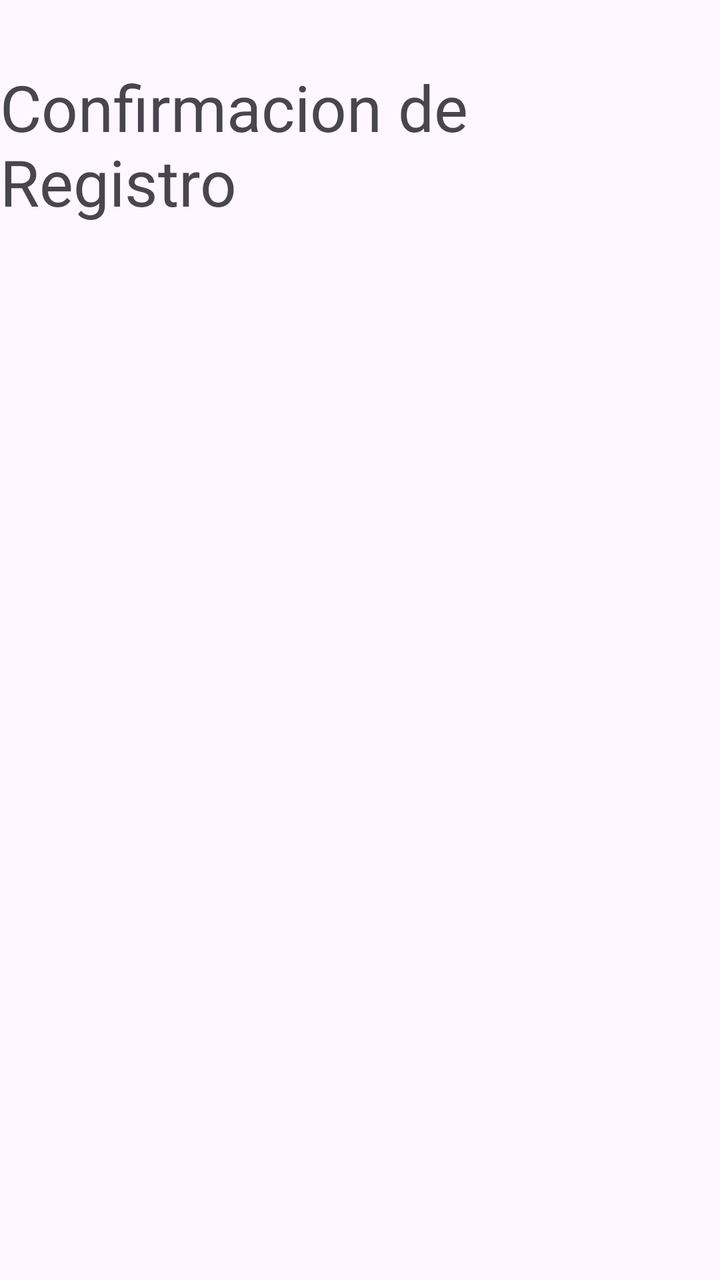
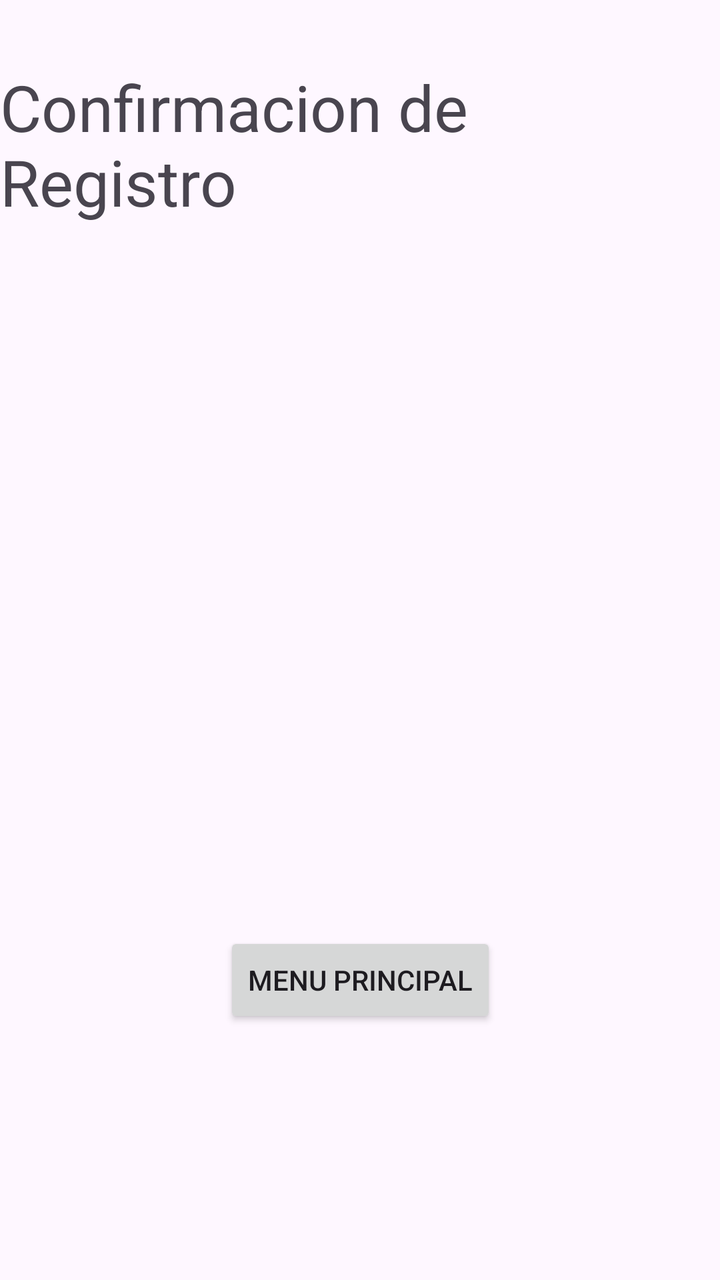

Compare the two renders of this Android layout. The source of the first and the diff that turns it into the second are given below.
<!-- AndroidManifest.xml: application theme Theme.MascotaRuta -->
<!-- res/layout/activity_confirmacion.xml -->
<?xml version="1.0" encoding="utf-8"?>
<androidx.constraintlayout.widget.ConstraintLayout xmlns:android="http://schemas.android.com/apk/res/android"
    xmlns:app="http://schemas.android.com/apk/res-auto"
    xmlns:tools="http://schemas.android.com/tools"
    android:id="@+id/main"
    android:layout_width="match_parent"
    android:layout_height="match_parent"
    tools:context=".ConfirmacionActivity">

    <TextView
        android:id="@+id/txtConfirmacion"
        android:layout_width="wrap_content"
        android:layout_height="wrap_content"
        android:layout_marginTop="32dp"
        android:text="Confirmacion de Registro"
        android:textSize="32sp"
        app:layout_constraintEnd_toEndOf="parent"
        app:layout_constraintStart_toStartOf="parent"
        app:layout_constraintTop_toTopOf="parent" />
</androidx.constraintlayout.widget.ConstraintLayout>
<!-- resources referenced by this layout -->
<resources>
  <style name="Theme.MascotaRuta" parent="Base.Theme.MascotaRuta" />
  <style name="Base.Theme.MascotaRuta" parent="Theme.Material3.DayNight.NoActionBar">
          
          
      </style>
</resources>

<!-- the commit's change to res/layout/activity_confirmacion.xml (unified diff, before → after) -->
@@ -17,4 +17,65 @@
         app:layout_constraintEnd_toEndOf="parent"
         app:layout_constraintStart_toStartOf="parent"
         app:layout_constraintTop_toTopOf="parent" />
+
+    <TextView
+        android:id="@+id/txtNombrePersona"
+        android:layout_width="wrap_content"
+        android:layout_height="wrap_content"
+        android:layout_marginTop="32dp"
+        android:textSize="24sp"
+        app:layout_constraintEnd_toEndOf="parent"
+        app:layout_constraintStart_toStartOf="parent"
+        app:layout_constraintTop_toBottomOf="@+id/txtConfirmacion" />
+
+    <TextView
+        android:id="@+id/txtNombreMascota"
+        android:layout_width="wrap_content"
+        android:layout_height="wrap_content"
+        android:layout_marginTop="32dp"
+        android:textSize="24sp"
+        app:layout_constraintEnd_toEndOf="parent"
+        app:layout_constraintStart_toStartOf="parent"
+        app:layout_constraintTop_toBottomOf="@+id/txtNombrePersona" />
+
+    <TextView
+        android:id="@+id/txtCategoriaConfirmacion"
+        android:layout_width="wrap_content"
+        android:layout_height="wrap_content"
+        android:layout_marginTop="32dp"
+        android:textSize="24sp"
+        app:layout_constraintEnd_toEndOf="parent"
+        app:layout_constraintStart_toStartOf="parent"
+        app:layout_constraintTop_toBottomOf="@+id/txtNombreMascota" />
+
+    <TextView
+        android:id="@+id/txtCompromisos"
+        android:layout_width="wrap_content"
+        android:layout_height="wrap_content"
+        android:layout_marginTop="32dp"
+        android:textSize="24sp"
+        app:layout_constraintEnd_toEndOf="parent"
+        app:layout_constraintStart_toStartOf="parent"
+        app:layout_constraintTop_toBottomOf="@+id/txtCategoriaConfirmacion" />
+
+    <TextView
+        android:id="@+id/txtVacunas"
+        android:layout_width="wrap_content"
+        android:layout_height="wrap_content"
+        android:layout_marginTop="32dp"
+        android:textSize="24sp"
+        app:layout_constraintEnd_toEndOf="parent"
+        app:layout_constraintStart_toStartOf="parent"
+        app:layout_constraintTop_toBottomOf="@+id/txtCompromisos" />
+
+    <Button
+        android:id="@+id/btnVolver"
+        android:layout_width="wrap_content"
+        android:layout_height="wrap_content"
+        android:layout_marginTop="32dp"
+        android:text="Menu Principal"
+        app:layout_constraintEnd_toEndOf="parent"
+        app:layout_constraintStart_toStartOf="parent"
+        app:layout_constraintTop_toBottomOf="@+id/txtVacunas" />
+
 </androidx.constraintlayout.widget.ConstraintLayout>
